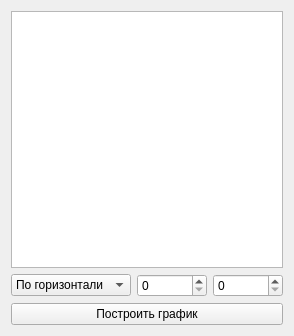
Before: the Qt Designer form graphics.ui in AndreyMlashkin/stefanoproblem, drawn with Qt 5.
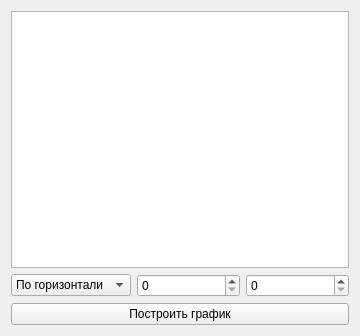
After: the same form once the commit is applied. Custom widgets are drawn as their Qt base class.

```diff
--- a/graphics.ui
+++ b/graphics.ui
@@ -12,7 +12,7 @@
    <rect>
     <x>0</x>
     <y>0</y>
-    <width>294</width>
+    <width>360</width>
     <height>336</height>
    </rect>
   </property>
```
Left out of the diff: 9 changed lines with no effect on the pictures.
